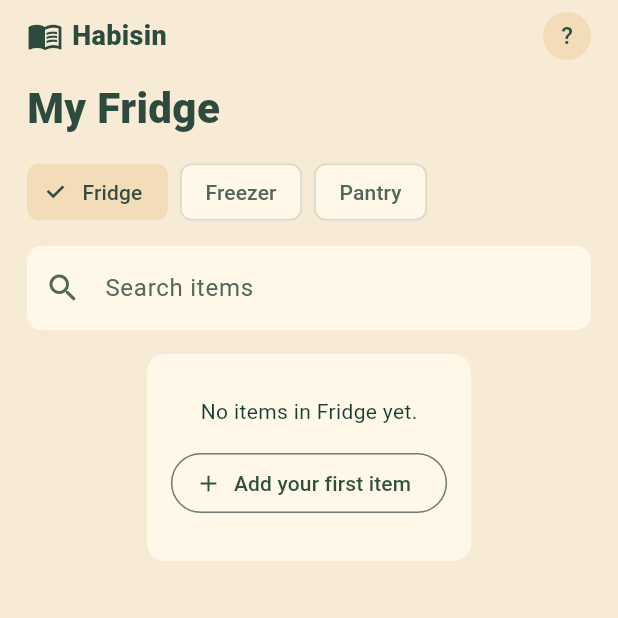
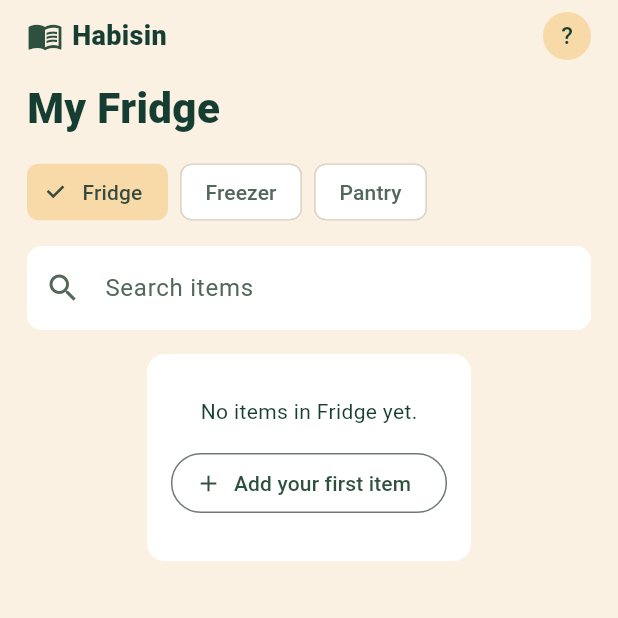
Before and after one commit to pbp-kelompok-f7/Habisin-mobile, a Flutter app: the FridgeScreen screen opened directly, on a phone screen of 412 x 824 dp, the top half of it. Run offline on Flutter 3.47's test engine with Material 3 defaults, Android fonts, the phone set to English and light mode, and no system bars.

Commit message:
style(fridge): adjust style at fridge screen

```diff
--- a/lib/features/fridge/screens/fridge_screen.dart
+++ b/lib/features/fridge/screens/fridge_screen.dart
@@ -1,7 +1,6 @@
 import 'package:flutter/material.dart';
 import 'package:habisin_mobile/features/fridge/models/fridge_item.dart';
 import 'package:habisin_mobile/features/auth/services/auth_service.dart';
-import 'package:habisin_mobile/shared/theme/habisin_colors.dart';
 
 class FridgeScreen extends StatefulWidget {
   const FridgeScreen({super.key});
@@ -30,7 +29,7 @@ class _FridgeScreenState extends State<FridgeScreen> {
     final item = await showModalBottomSheet<FridgeItem>(
       context: context,
       isScrollControlled: true,
-      backgroundColor: HabisinColors.card,
+      backgroundColor: Theme.of(context).colorScheme.surface,
       builder: (_) => AddItemSheet(space: space),
     );
     if (item != null) setState(() => items.add(item));
@@ -38,15 +37,16 @@ class _FridgeScreenState extends State<FridgeScreen> {
 
   @override
   Widget build(BuildContext context) {
+    final colors = Theme.of(context).colorScheme;
     final list = visible;
     return Scaffold(
-      backgroundColor: HabisinColors.background,
+      backgroundColor: colors.surface,
       floatingActionButton: items.isEmpty
           ? null
           : FloatingActionButton(
               onPressed: addItem,
-              backgroundColor: HabisinColors.green,
-              foregroundColor: Colors.white,
+              backgroundColor: colors.primary,
+              foregroundColor: colors.onPrimary,
               tooltip: 'Tambah item',
               child: const Icon(Icons.add),
             ),
@@ -61,28 +61,28 @@ class _FridgeScreenState extends State<FridgeScreen> {
                 children: [
                   Row(
                     children: [
-                      const Icon(Icons.menu_book, color: HabisinColors.green),
+                      Icon(Icons.menu_book, color: colors.primary),
                       const SizedBox(width: 6),
-                      const Text('Habisin',
+                      Text('Habisin',
                           style: TextStyle(
                               fontSize: 18,
                               fontWeight: FontWeight.w800,
-                              color: HabisinColors.green)),
+                              color: colors.onSurface)),
                       const Spacer(),
                       CircleAvatar(
                         radius: 16,
-                        backgroundColor: HabisinColors.chip,
+                        backgroundColor: colors.secondary,
                         child: Text(initial,
-                            style: const TextStyle(color: HabisinColors.green)),
+                            style: TextStyle(color: colors.onSecondary)),
                       ),
                     ],
                   ),
                   const SizedBox(height: 12),
-                  const Text('My Fridge',
+                  Text('My Fridge',
                       style: TextStyle(
                           fontSize: 28,
                           fontWeight: FontWeight.w800,
-                          color: HabisinColors.green)),
+                          color: colors.onSurface)),
                   const SizedBox(height: 12),
                   Wrap(
                     spacing: 8,
@@ -92,8 +92,8 @@ class _FridgeScreenState extends State<FridgeScreen> {
                           label: Text(s.label),
                           selected: space == s,
                           showCheckmark: true,
-                          selectedColor: HabisinColors.chip,
-                          backgroundColor: HabisinColors.card,
+                          selectedColor: colors.secondary,
+                          backgroundColor: Colors.white,
                           onSelected: (_) => setState(() => space = s),
                         ),
                     ],
@@ -105,7 +105,7 @@ class _FridgeScreenState extends State<FridgeScreen> {
                       hintText: 'Search items',
                       prefixIcon: const Icon(Icons.search),
                       filled: true,
-                      fillColor: HabisinColors.card,
+                      fillColor: Colors.white,
                       border: OutlineInputBorder(
                         borderRadius: BorderRadius.circular(10),
                         borderSide: BorderSide.none,
@@ -153,7 +153,7 @@ class _EmptyState extends StatelessWidget {
     return Align(
       alignment: Alignment.topCenter,
       child: Card(
-        color: HabisinColors.card,
+        color: Colors.white,
         elevation: 0,
         child: Padding(
           padding: const EdgeInsets.symmetric(vertical: 28, horizontal: 16),
@@ -186,16 +186,17 @@ class _ItemTile extends StatelessWidget {
 
   @override
   Widget build(BuildContext context) {
+    final colors = Theme.of(context).colorScheme;
     final days = item.daysLeft;
     final qty = item.quantity % 1 == 0
         ? item.quantity.toInt().toString()
         : item.quantity.toString();
     String? badge;
-    Color badgeColor = HabisinColors.green;
+    Color badgeColor = colors.primary;
     if (days != null) {
       if (days < 0) {
         badge = 'Kedaluwarsa';
-        badgeColor = HabisinColors.danger;
+        badgeColor = colors.error;
       } else if (days <= 3) {
         badge = days == 0 ? 'Hari ini' : '$days hari lagi';
         badgeColor = Colors.orange.shade800;
@@ -211,12 +212,12 @@ class _ItemTile extends StatelessWidget {
         alignment: Alignment.centerRight,
         padding: const EdgeInsets.only(right: 20),
         decoration: BoxDecoration(
-            color: HabisinColors.danger,
+            color: colors.error,
             borderRadius: BorderRadius.circular(12)),
-        child: const Icon(Icons.delete_outline, color: Colors.white),
+        child: Icon(Icons.delete_outline, color: colors.onError),
       ),
       child: Card(
-        color: HabisinColors.card,
+        color: Colors.white,
         elevation: 0,
         margin: EdgeInsets.zero,
         child: ListTile(
@@ -358,7 +359,6 @@ class _AddItemSheetState extends State<AddItemSheet> {
               FilledButton(
                 onPressed: save,
                 style: FilledButton.styleFrom(
-                    backgroundColor: HabisinColors.green,
                     minimumSize: const Size.fromHeight(48)),
                 child: const Text('Save'),
               ),
```
